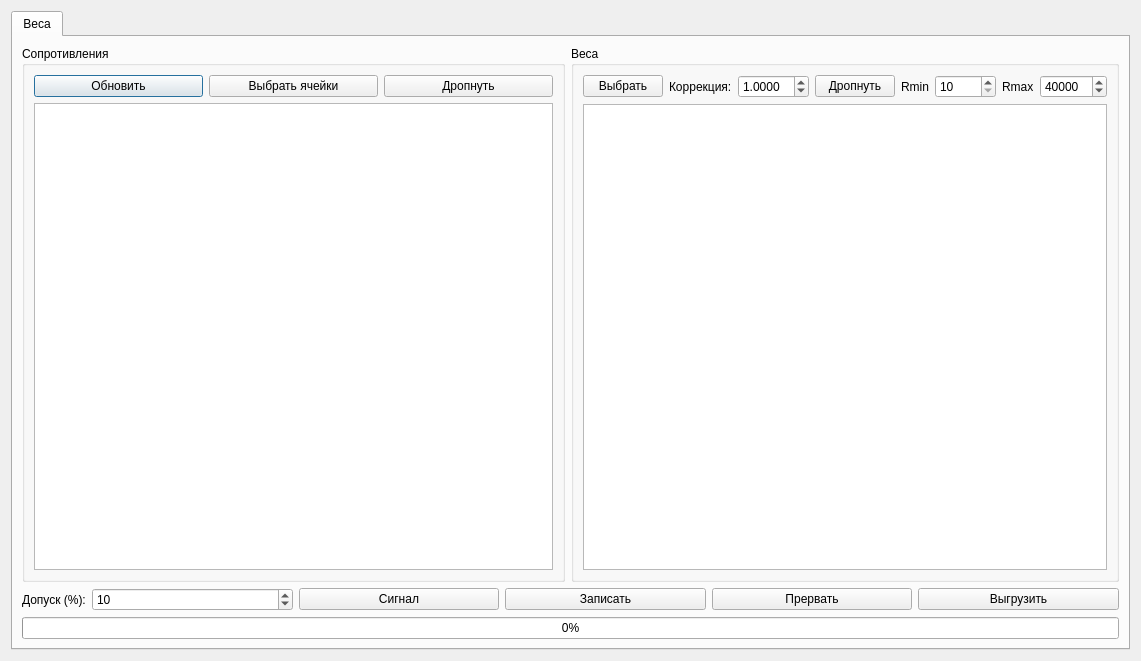
Before: the Qt Designer form gui/uies/new_ann.ui in neurocomputer/MemriBoard, drawn with Qt 5.
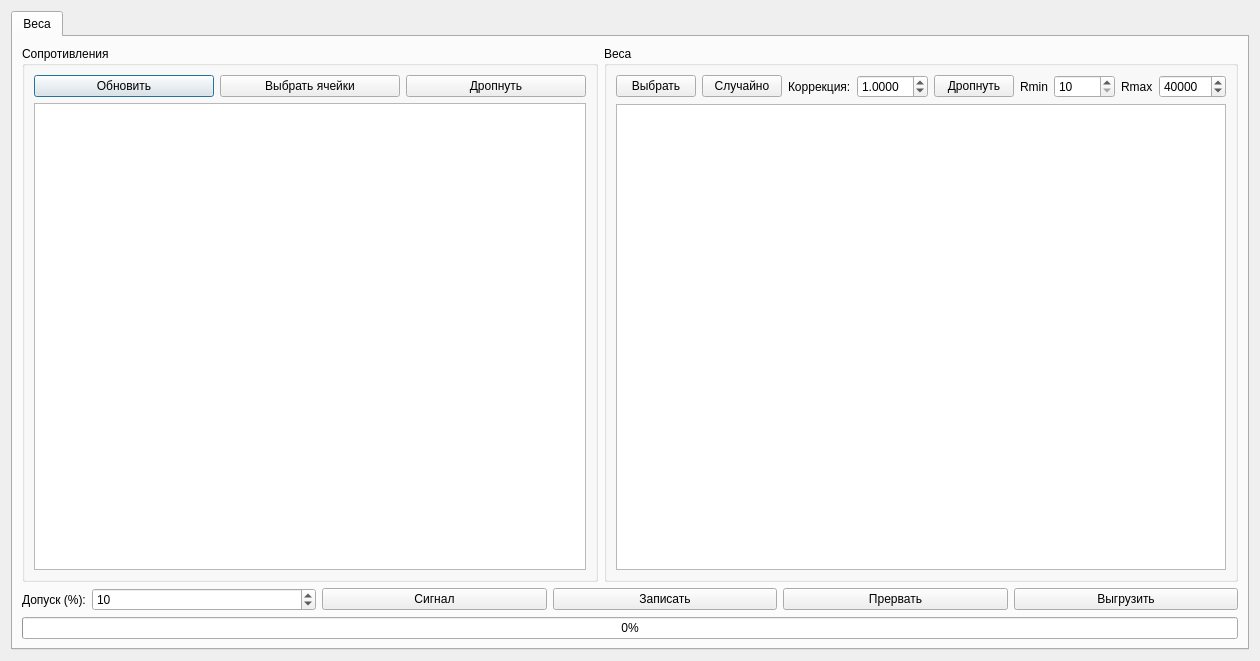
After: the same form once the commit is applied.

Commit message: rando weight generator added

The edit to the form file:
```diff
--- a/gui/uies/new_ann.ui
+++ b/gui/uies/new_ann.ui
@@ -6,7 +6,7 @@
    <rect>
     <x>0</x>
     <y>0</y>
-    <width>1141</width>
+    <width>1260</width>
     <height>661</height>
    </rect>
   </property>
@@ -114,6 +114,13 @@
                     </property>
                    </widget>
                   </item>
+                  <item>
+                   <widget class="QPushButton" name="button_random_weights">
+                    <property name="text">
+                     <string>Случайно</string>
+                    </property>
+                   </widget>
+                  </item>
                   <item>
                    <widget class="QLabel" name="label_3">
                     <property name="sizePolicy">
```
The commit also changes 2 other files.
